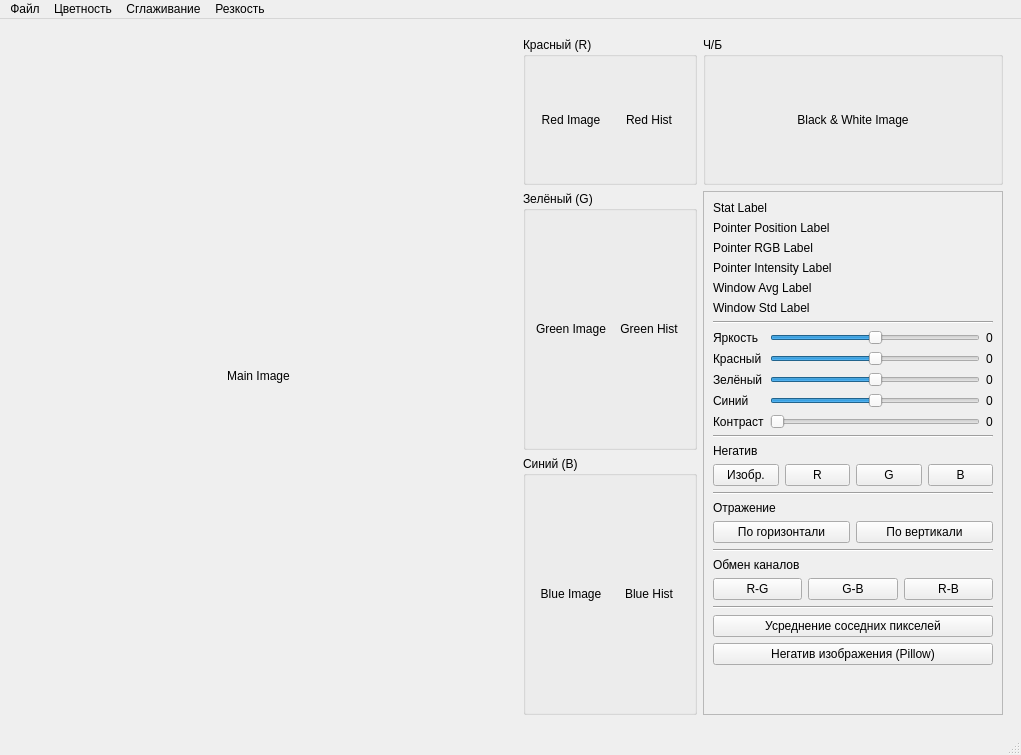
aleksarki/paint.ru, file main.ui: the form before one commit.
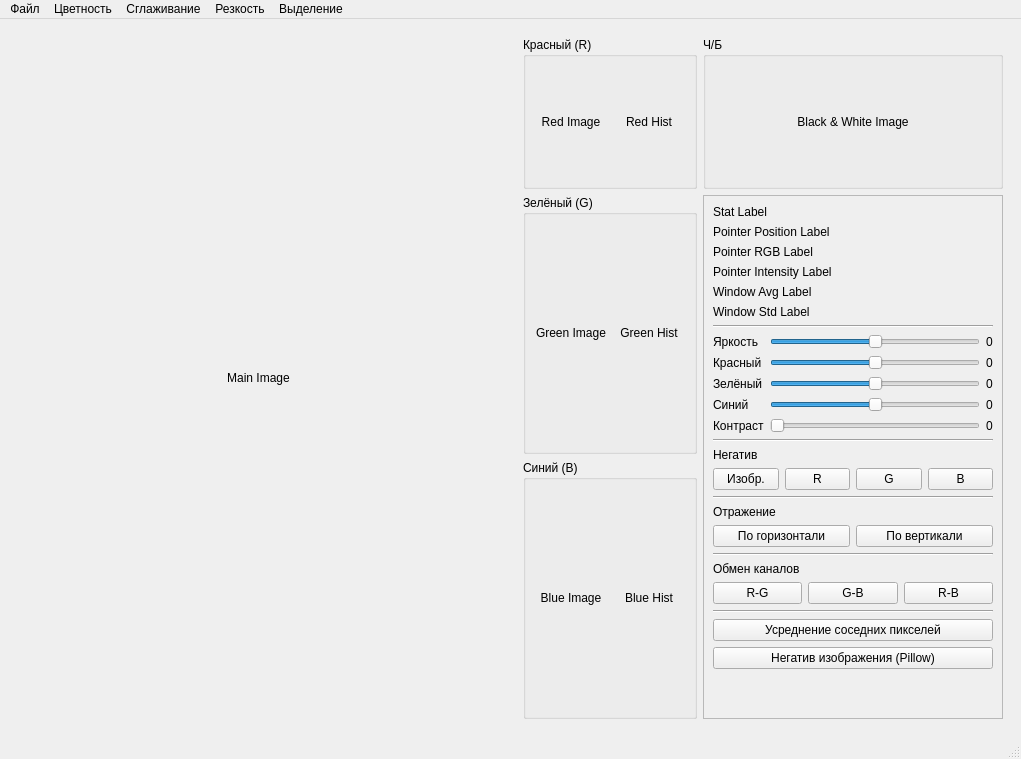
The form after the commit. Custom widgets are drawn as their Qt base class.

The edit to the form file:
```diff
--- a/main.ui
+++ b/main.ui
@@ -7,7 +7,7 @@
     <x>0</x>
     <y>0</y>
     <width>1021</width>
-    <height>755</height>
+    <height>759</height>
    </rect>
   </property>
   <property name="windowTitle">
@@ -705,11 +705,20 @@
      <string>Резкость</string>
     </property>
     <addaction name="blurredMaskingAction"/>
+    <addaction name="highPassFilterAction"/>
+   </widget>
+   <widget class="QMenu" name="extractMenu">
+    <property name="title">
+     <string>Выделение</string>
+    </property>
+    <addaction name="extractAnglesAction"/>
+    <addaction name="sobelEdgesAction"/>
    </widget>
    <addaction name="fileMenu"/>
    <addaction name="chromaMenu"/>
    <addaction name="somoothMenu"/>
    <addaction name="sharpnessMenu"/>
+   <addaction name="extractMenu"/>
   </widget>
   <widget class="QStatusBar" name="statusbar"/>
   <action name="loadImageAction">
```
Left out of the diff: 21 changed lines with no effect on the pictures.
